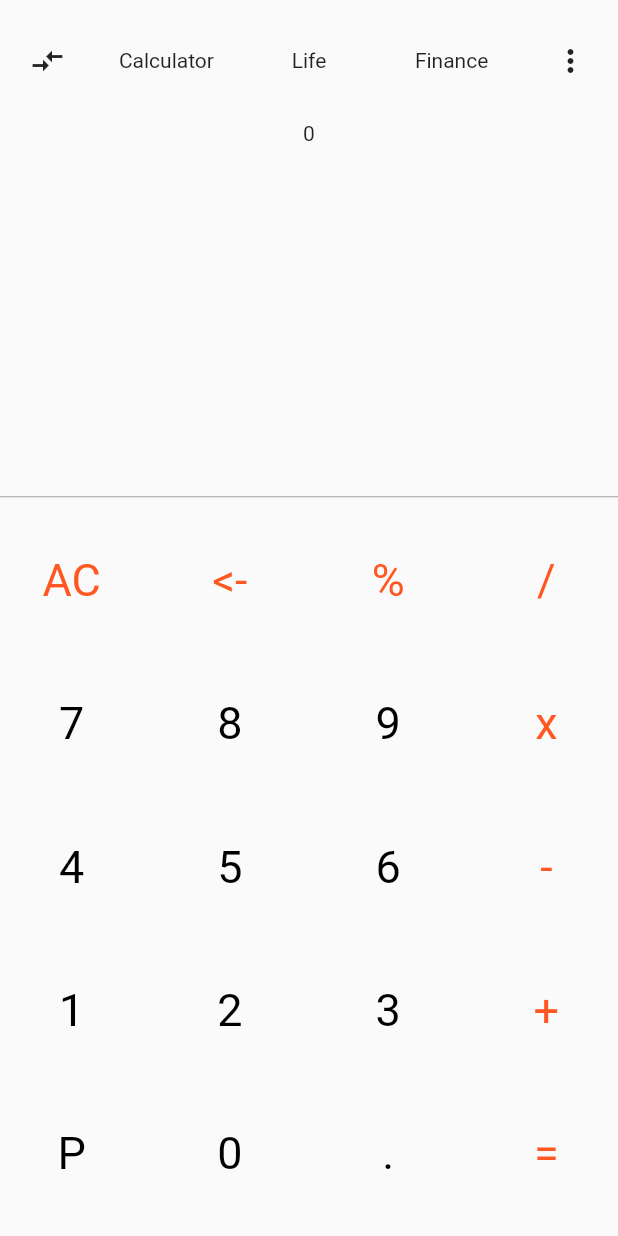
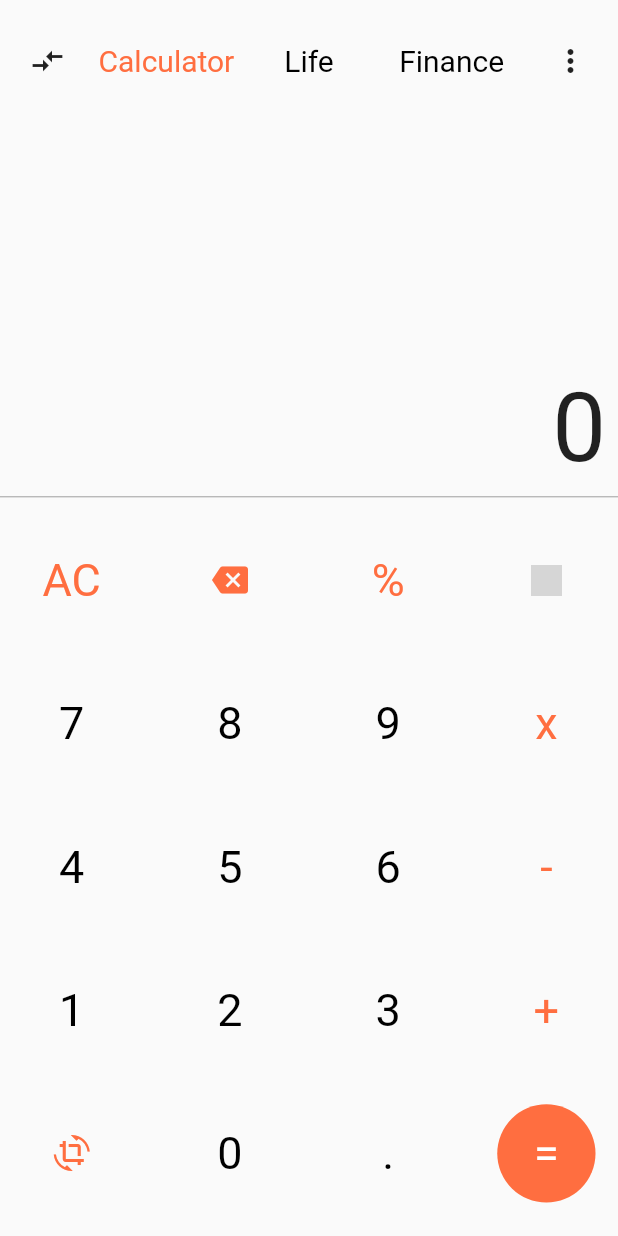
Before and after one commit to cygnus-project/xiaomi_calculator_flutter, a Flutter app: the screen it shows after launch, on a phone screen of 412 x 824 dp. Run offline on Flutter 3.47's test engine with Material 2 defaults, Android fonts, the phone set to English and light mode, and no system bars; network calls fail; grey boxes are pictures that could not be loaded.

Commit message:
Organize Basic Project and Design
In this commit I was organize the design structure in different witdgets and add Icons or Text as Keys

```diff
--- a/lib/main.dart
+++ b/lib/main.dart
@@ -38,7 +38,42 @@ class XiaomiCalculator extends StatelessWidget {
           children: <Widget>[
             Expanded(
               flex: 1,
-              child: Row(
+              child: ActionsBar(),
+            ),
+            ResultsSpace(),
+            Divider(
+              color: Colors.grey,
+            ),
+            Expanded(
+              flex: 6,
+              child: CalculatorKeyGrid(),
+            ),
+          ],
+        ),
+      ),
+    );
+  }
+}
+
+class ResultsSpace extends StatelessWidget {
+  const ResultsSpace({
+    Key key,
+  }) : super(key: key);
+
+  @override
+  Widget build(BuildContext context) {
+    return Expanded(flex: 3, child: Align(alignment: Alignment.bottomRight,child: Text(' 0 ', textAlign: TextAlign.center,style: TextStyle(fontSize: 64),)));
+  }
+}
+
+class ActionsBar extends StatelessWidget {
+  const ActionsBar({
+    Key key,
+  }) : super(key: key);
+
+  @override
+  Widget build(BuildContext context) {
+    return Row(
       mainAxisAlignment: MainAxisAlignment.spaceEvenly,
       children: <Widget>[
         Expanded(
@@ -50,96 +85,129 @@ class XiaomiCalculator extends StatelessWidget {
             child: Text(
               'Calculator',
               textAlign: TextAlign.center,
+              style: TextStyle(color: Colors.deepOrangeAccent, fontSize: 20),
             )),
         Expanded(
             flex: 3,
             child: Text(
               'Life',
               textAlign: TextAlign.center,
+              style: TextStyle(color: Colors.black, fontSize: 20),
             )),
         Expanded(
             flex: 3,
             child: Text(
               'Finance',
               textAlign: TextAlign.center,
+              style: TextStyle(color: Colors.black, fontSize: 20),
             )),
         Expanded(flex: 2, child: Icon(Icons.more_vert)),
       ],
-              ),
-            ),
-            Expanded(
-              flex: 3,
-              child: Text('0')
-            ),
-            Divider(
-              color: Colors.grey,
-            ),
-            Expanded(
-              flex: 6,
-              child: GridView.count(
+    );
+  }
+}
+
+class CalculatorKeyGrid extends StatelessWidget {
+  const CalculatorKeyGrid({
+    Key key,
+  }) : super(key: key);
+
+  @override
+  Widget build(BuildContext context) {
+    return GridView.count(
       crossAxisSpacing: 10,
       crossAxisCount: 4,
       children: <Widget>[
         CalculatorKey(
-                    'AC',
-                    textColor: Colors.deepOrange,
+          Text('AC',
+          style: TextStyle(color: Colors.deepOrangeAccent, fontSize: 30),)
         ),
         CalculatorKey(
-                    '<-',
-                    textColor: Colors.deepOrange,
+          Icon(Icons.backspace, color: Colors.deepOrangeAccent,)
         ),
         CalculatorKey(
-                    '%',
-                    textColor: Colors.deepOrange,
+          Text('%',
+          style: TextStyle(color: Colors.deepOrangeAccent, fontSize: 30),),
         ),
         CalculatorKey(
-                    '/',
-                    textColor: Colors.deepOrange,
+          Image.network('https://png.pngtree.com/svg/20161129/division_1251695.png',color: Colors.deepOrangeAccent,width: 21, height: 21,)
         ),
-                  CalculatorKey('7'),
-                  CalculatorKey('8'),
-                  CalculatorKey('9'),
+
         CalculatorKey(
-                    'x',
-                    textColor: Colors.deepOrange,
+          Text('7',
+          style: TextStyle(color: Colors.black, fontSize: 30),),
         ),
-                  CalculatorKey('4'),
-                  CalculatorKey('5'),
-                  CalculatorKey('6'),
         CalculatorKey(
-                    '-',
-                    textColor: Colors.deepOrange,
+          Text('8',
+          style: TextStyle(color: Colors.black, fontSize: 30),),
         ),
-                  CalculatorKey('1'),
-                  CalculatorKey('2'),
-                  CalculatorKey('3'),
         CalculatorKey(
-                    '+',
-                    textColor: Colors.deepOrange,
+          Text('9',
+          style: TextStyle(color: Colors.black, fontSize: 30),),
         ),
-                  CalculatorKey('P'),
-                  CalculatorKey('0'),
-                  CalculatorKey('.'),
         CalculatorKey(
-                    '=',
-                    textColor: Colors.deepOrange,
+          Text('x',
+          style: TextStyle(color: Colors.deepOrangeAccent, fontSize: 30),),
+        ),
+        CalculatorKey(
+          Text('4',
+          style: TextStyle(color: Colors.black, fontSize: 30),),
+        ),
+        CalculatorKey(
+          Text('5',
+          style: TextStyle(color: Colors.black, fontSize: 30),),
+        ),
+        CalculatorKey(
+          Text('6',
+          style: TextStyle(color: Colors.black, fontSize: 30),),
+        ),
+        CalculatorKey(
+          Text('-',
+          style: TextStyle(color: Colors.deepOrangeAccent, fontSize: 30),),
+        ),
+        CalculatorKey(
+          Text('1',
+          style: TextStyle(color: Colors.black, fontSize: 30),),
+        ),
+        CalculatorKey(
+          Text('2',
+          style: TextStyle(color: Colors.black, fontSize: 30),),
+        ),
+        CalculatorKey(
+          Text('3',
+          style: TextStyle(color: Colors.black, fontSize: 30),),
+        ),
+        CalculatorKey(
+          Text('+',
+          style: TextStyle(color: Colors.deepOrangeAccent, fontSize: 30),),
+        ),
+        CalculatorKey(
+          Icon(Icons.crop_rotate, color: Colors.deepOrangeAccent,)
+        ),
+        CalculatorKey(
+          Text('0',
+          style: TextStyle(color: Colors.black, fontSize: 30),),
+        ),
+        CalculatorKey(
+          Text('.',
+          style: TextStyle(color: Colors.black, fontSize: 30),),
+        ),
+        CalculatorKey(
+          Text('=',
+          style: TextStyle(color: Colors.white, fontSize: 30),),foreColor: Colors.deepOrangeAccent,
         ),
       ],
-              ),
-            ),
-          ],
-        ),
-      ),
     );
   }
 }
 
 class CalculatorKey extends StatelessWidget {
-  final String keyName;
-  final Color textColor;
-  const CalculatorKey(
-    this.keyName, {
-    this.textColor,
+  final Widget widget;
+  final Color color;
+  final Color foreColor;
+  const CalculatorKey(this.widget,{
+    this.color,
+    this.foreColor,
     Key key,
   }) : super(key: key);
 
@@ -150,16 +218,10 @@ class CalculatorKey extends StatelessWidget {
         print('Inkwell tap');
       },
       child: Container(
-        decoration: BoxDecoration(shape: BoxShape.circle),
+        margin: EdgeInsets.all(15),
+        decoration: BoxDecoration(shape: BoxShape.circle, color: foreColor),
         child: Center(
-          child: Text(
-            keyName,
-            textAlign: TextAlign.center,
-            style: TextStyle(
-              color: textColor == null ? Colors.black : textColor,
-              fontSize: 30,
-            ),
-          ),
+          child: widget
           ),
         ),
     );
```
Lines whose indentation alone changed are shown as unchanged.
